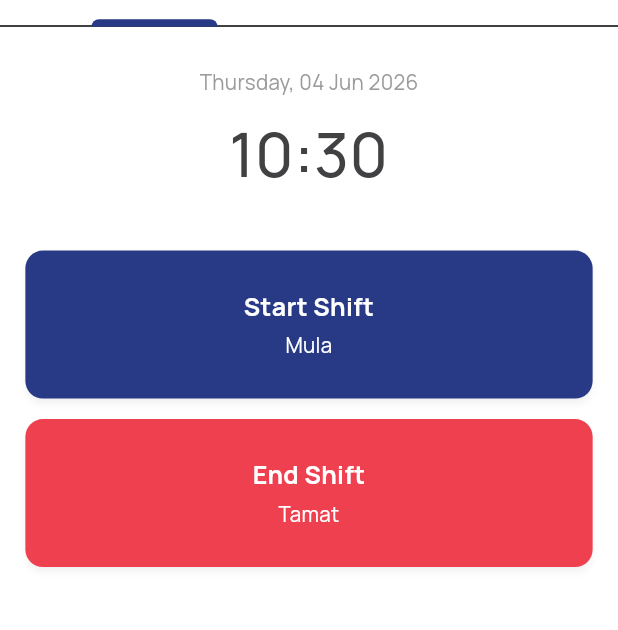
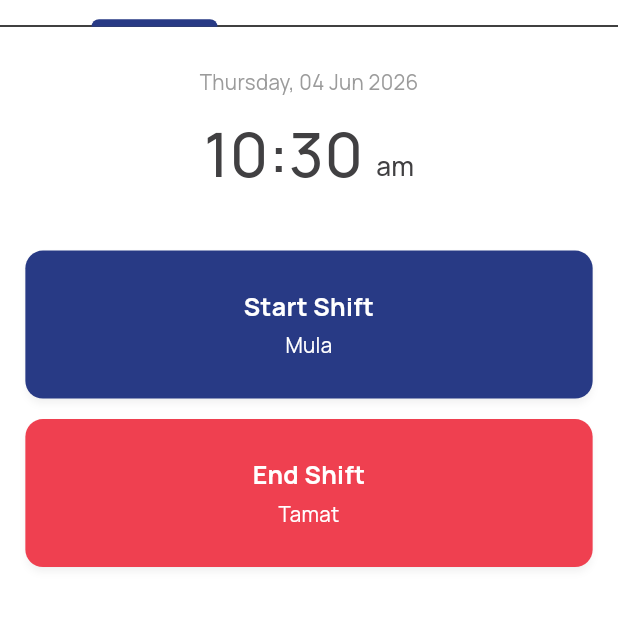
Before and after one commit to nicoss99/KipleGuard-Flutter, a Flutter app: the AttendancePage screen opened by its route, on a phone screen of 412 x 824 dp, the part 126-756 px from its top. Run offline on Flutter 3.47's test engine with Material 3 defaults, Android fonts, the phone set to English and light mode, and no system bars; our stand-ins replace cached_network_image, calendar_date_picker2, camera, connectivity_plus, device_info_plus, dio and 14 more; missing offline and left inert: encrypt, google_mlkit_text_recognition, mobile_scanner; accounts and stored records are empty; project files that could hold a hidden picture were left out.

Commit message:
Change time to 12 hour format

```diff
--- a/lib/core/cache/guard_list_cache.dart
+++ b/lib/core/cache/guard_list_cache.dart
@@ -149,7 +149,7 @@ abstract final class GuardListCache {
   }
 
   static String formatSavedAt(DateTime at) =>
-      GuardTimeFormat.displaySavedAt.format(at.toLocal());
+      GuardTimeFormat.format12h(at.toLocal(), GuardTimeFormat.displaySavedAt);
 
   static Map<String, dynamic> _visitorToJson(VisitorListItem i) => <String, dynamic>{
         'uuid': i.uuid,
--- a/lib/core/guard_time_format.dart
+++ b/lib/core/guard_time_format.dart
@@ -1,33 +1,40 @@
 import 'package:intl/intl.dart';
 
-/// Guard app time formatting — API payloads and UI (24-hour clock).
+/// Guard app time formatting — API payloads and UI (12-hour clock).
 abstract final class GuardTimeFormat {
-  static final _shiftTime = DateFormat('yyyy-MM-dd HH:mm');
+  static final _shiftTime = DateFormat('yyyy-MM-dd h:mm a', 'en_US');
   static final _apiDate = DateFormat('yyyy-MM-dd');
 
-  static final displayDateTime = DateFormat('EEE dd MMM yyyy, HH:mm', 'en_US');
+  static final displayDateTime = DateFormat('EEE dd MMM yyyy, hh:mm a', 'en_US');
 
-  static final displayTime = DateFormat('HH:mm', 'en_US');
+  static final displayTime = DateFormat('hh:mm a', 'en_US');
 
-  static final displayDateTimeMedium = DateFormat('dd MMM yyyy, HH:mm', 'en_US');
+  static final displayDateTimeMedium = DateFormat('dd MMM yyyy, hh:mm a', 'en_US');
 
-  static final displayDateTimeDot = DateFormat('dd MMM yyyy · HH:mm', 'en_US');
+  static final displayDateTimeDot = DateFormat('dd MMM yyyy · hh:mm a', 'en_US');
 
-  static final displayDateTimePicker = DateFormat('dd MMM yyyy - HH:mm', 'en_US');
+  static final displayDateTimePicker = DateFormat('dd MMM yyyy - hh:mm a', 'en_US');
 
   static final displayDateOnly = DateFormat('dd MMM yyyy', 'en_US');
 
-  static final displaySavedAt = DateFormat('d MMM yyyy, HH:mm', 'en_US');
+  static final displaySavedAt = DateFormat('d MMM yyyy, hh:mm a', 'en_US');
 
-  static final apiDateTime = DateFormat('yyyy-MM-dd HH:mm', 'en_US');
+  static final apiDateTime = DateFormat('yyyy-MM-dd hh:mm a', 'en_US');
 
   static final apiDateTimeSeconds = DateFormat('yyyy-MM-dd HH:mm:ss', 'en_US');
 
+  /// Formats with lowercase am/pm (e.g. `2:45 pm`).
+  static String format12h(DateTime dt, DateFormat pattern) =>
+      pattern.format(dt).replaceAllMapped(
+        RegExp(r'\b(AM|PM)\b'),
+        (m) => m.group(0)!.toLowerCase(),
+      );
+
   /// Multipart `current_time` for start/end shift.
-  static String shiftTimestamp(DateTime local) => _shiftTime.format(local);
+  static String shiftTimestamp(DateTime local) => format12h(local, _shiftTime);
 
   static String formatApiDate(DateTime local) => _apiDate.format(local);
 
   static String formatVisitPicker(DateTime local) =>
-      '${_apiDate.format(local)} ${displayTime.format(local)}';
+      '${_apiDate.format(local)} ${format12h(local, displayTime)}';
 }
--- a/lib/page/attendance/attendance_page.dart
+++ b/lib/page/attendance/attendance_page.dart
@@ -15,7 +15,6 @@ import '../../theme/app_text_style.dart';
 import '../../widget/api_failed_dialog.dart';
 import '../../widget/modal_progress_hud.dart';
 import '../../core/connectivity/connectivity_refresh.dart';
-import '../../core/guard_time_format.dart';
 import '../../widget/offline_cache_banner.dart';
 import '../../widget/standard_primary_header.dart';
 import 'attendance_model.dart';
@@ -205,7 +204,8 @@ class _TakingTabState extends State<_TakingTab> {
   @override
   Widget build(BuildContext context) {
     final now = DateTime.now();
-    final timeLine = GuardTimeFormat.displayTime.format(now);
+    final timeFmt = DateFormat('hh:mm', 'en_US');
+    final ampm = DateFormat('a', 'en_US').format(now).toLowerCase();
     final dateLine = DateFormat('EEEE, dd MMM yyyy', 'en_US').format(now);
 
     return SingleChildScrollView(
@@ -221,15 +221,29 @@ class _TakingTabState extends State<_TakingTab> {
             ),
           ),
           SizedBox(height: 8.h),
+          Row(
+            mainAxisAlignment: MainAxisAlignment.center,
+            crossAxisAlignment: CrossAxisAlignment.baseline,
+            textBaseline: TextBaseline.alphabetic,
+            children: [
               Text(
-            timeLine,
-            textAlign: TextAlign.center,
+                timeFmt.format(now),
                 style: AppTextStyle.body.copyWith(
                   fontSize: 42.sp,
                   fontWeight: FontWeight.w500,
                   color: AppColor.textPrimary,
                   letterSpacing: 0.5,
                 ),
+              ),
+              SizedBox(width: 8.w),
+              Text(
+                ampm,
+                style: AppTextStyle.subtitle.copyWith(
+                  fontSize: 18.sp,
+                  color: AppColor.textPrimary,
+                ),
+              ),
+            ],
           ),
           SizedBox(height: 36.h),
           _BilingualShiftButton(
--- a/lib/page/attendance/widget/attendance_shift_success_dialog.dart
+++ b/lib/page/attendance/widget/attendance_shift_success_dialog.dart
@@ -35,7 +35,10 @@ class _AttendanceShiftSuccessDialog extends StatelessWidget {
         isStart ? AttendanceStrings.startShiftTitle : AttendanceStrings.endShiftTitle;
     final actionSubtitle =
         isStart ? AttendanceStrings.startShiftSubtitle : AttendanceStrings.endShiftSubtitle;
-    final timeLabel = GuardTimeFormat.displayDateTimeDot.format(DateTime.now());
+    final timeLabel = GuardTimeFormat.format12h(
+      DateTime.now(),
+      GuardTimeFormat.displayDateTimeDot,
+    );
 
     return Dialog(
       insetPadding: EdgeInsets.symmetric(horizontal: 28.w),
--- a/lib/page/reporting/reporting_form_page.dart
+++ b/lib/page/reporting/reporting_form_page.dart
@@ -154,8 +154,8 @@ class _ReportingFormPageState extends ConsumerState<ReportingFormPage> {
       return;
     }
     setState(() {
-      _dateLabel = GuardTimeFormat.displayDateTimePicker.format(picked);
-      _incidentAt = GuardTimeFormat.apiDateTime.format(picked);
+      _dateLabel = GuardTimeFormat.format12h(picked, GuardTimeFormat.displayDateTimePicker);
+      _incidentAt = GuardTimeFormat.format12h(picked, GuardTimeFormat.apiDateTime);
       _errDate = false;
     });
   }
--- a/lib/page/unit_call/recent/call_recent_format.dart
+++ b/lib/page/unit_call/recent/call_recent_format.dart
@@ -21,4 +21,5 @@ String formatRecentDateLabel(DateTime local) {
   return DateFormat('dd MMM yyyy').format(local);
 }
 
-String formatRecentTime(DateTime local) => GuardTimeFormat.displayTime.format(local);
+String formatRecentTime(DateTime local) =>
+    GuardTimeFormat.format12h(local, GuardTimeFormat.displayTime);
--- a/lib/widget/app_calendar_picker.dart
+++ b/lib/widget/app_calendar_picker.dart
@@ -74,9 +74,7 @@ abstract final class AppCalendarPicker {
   static Widget _materialPickerTheme(BuildContext context, Widget? child) {
     if (child == null) return const SizedBox.shrink();
     final base = Theme.of(context);
-    return MediaQuery(
-      data: MediaQuery.of(context).copyWith(alwaysUse24HourFormat: true),
-      child: Theme(
+    return Theme(
       data: base.copyWith(
         colorScheme: base.colorScheme.copyWith(
           primary: AppColor.primary,
@@ -85,7 +83,6 @@ abstract final class AppCalendarPicker {
         dialogTheme: const DialogThemeData(backgroundColor: AppColor.white),
       ),
       child: child,
-      ),
     );
   }
 
```
Also changed, not shown: lib/bootstrap/bootstrap_app.dart (+3 -6 lines), lib/core/guard_api_time_display.dart (+14 -3 lines), 1 other file. Lines whose indentation alone changed are shown as unchanged.
